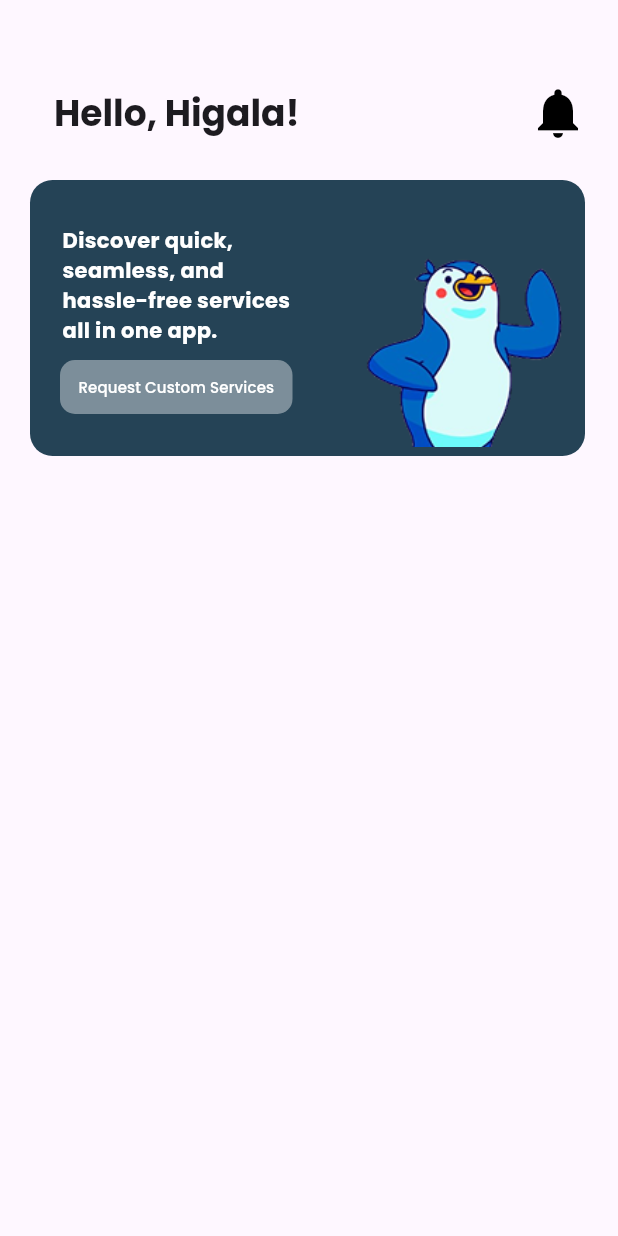
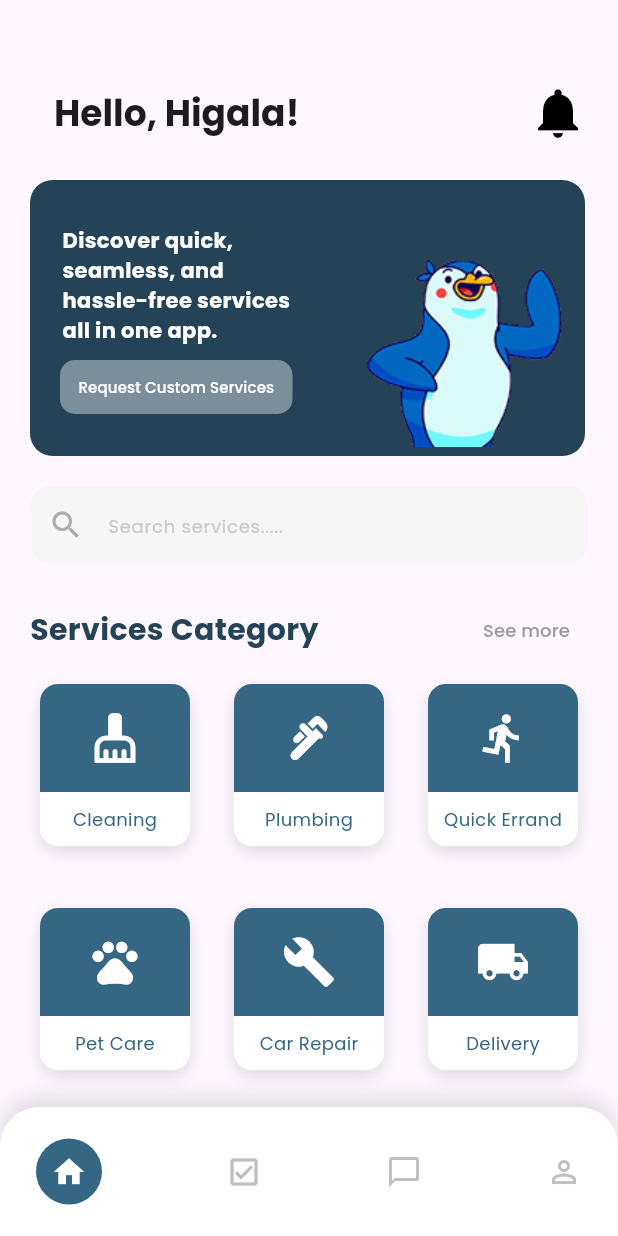
Before and after one commit to Jhayzo16/serbisyo_mobileapp, a Flutter app: the screen it shows after launch, on a phone screen of 412 x 824 dp. Run offline on Flutter 3.47's test engine with Material 3 defaults, Android fonts, the phone set to English and light mode, and no system bars.

Commit message:
initial homepage ui

```diff
--- a/lib/pages/home_page.dart
+++ b/lib/pages/home_page.dart
@@ -1,5 +1,7 @@
 import 'package:flutter/material.dart';
 import 'package:serbisyo_mobileapp/widgets/homepagewidg/home_widget.dart';
+import 'package:serbisyo_mobileapp/widgets/homepagewidg/home_widget_category.dart';
+import 'package:serbisyo_mobileapp/widgets/homepagewidg/home_widget_search.dart';
 
 class HomePage extends StatelessWidget {
   const HomePage({super.key});
@@ -9,9 +11,46 @@ class HomePage extends StatelessWidget {
     return Scaffold(
       appBar: appBar(),
       body: Column(
+        crossAxisAlignment: CrossAxisAlignment.start,
         children: [
           HomeWidget(),
+          HomeWidgetSearch(),
+          HomeWidgetCategory()
         ],
+      ),
+      bottomNavigationBar: Container(
+        height: 86,
+        padding: EdgeInsets.symmetric(horizontal: 24, vertical: 12),
+        decoration: BoxDecoration(
+          color: Colors.white,
+          borderRadius: BorderRadius.vertical(top: Radius.circular(26)),
+          boxShadow: [
+            BoxShadow(color: Colors.black12, blurRadius: 12, offset: Offset(0, -6)),
+          ],
+        ),
+        child: Row(
+          mainAxisAlignment: MainAxisAlignment.spaceBetween,
+          children: [
+            // Home (selected)
+            Container(
+              padding: EdgeInsets.all(10),
+              decoration: BoxDecoration(
+                color: Color(0xff356785),
+                shape: BoxShape.circle,
+              ),
+              child: Icon(Icons.home, color: Colors.white),
+            ),
+
+            // Tasks
+            Icon(Icons.check_box_outlined, color: Color(0xffBFBFBF)),
+
+            // Chat
+            Icon(Icons.chat_bubble_outline, color: Color(0xffBFBFBF)),
+
+            // Profile
+            Icon(Icons.person_outline, color: Color(0xffBFBFBF)),
+          ],
+        ),
       ),
     );
   }
--- /dev/null
+++ b/lib/widgets/homepagewidg/home_widget_category.dart
@@ -0,0 +1,109 @@
+import 'package:flutter/material.dart';
+
+class HomeWidgetCategory extends StatelessWidget {
+  const HomeWidgetCategory({super.key});
+
+  @override
+  Widget build(BuildContext context) {
+    final categories = [
+      {'label': 'Cleaning', 'icon': Icons.cleaning_services},
+      {'label': 'Plumbing', 'icon': Icons.plumbing},
+      {'label': 'Quick Errand', 'icon': Icons.directions_run},
+      {'label': 'Pet Care', 'icon': Icons.pets},
+      {'label': 'Car Repair', 'icon': Icons.build},
+      {'label': 'Delivery', 'icon': Icons.local_shipping},
+    ];
+
+    Widget buildCategoryItem(String label, IconData icon) {
+      return Column(
+        mainAxisSize: MainAxisSize.min,
+        children: [
+          Container(
+            width: 100,
+            decoration: BoxDecoration(
+              borderRadius: BorderRadius.circular(12),
+              boxShadow: [
+                BoxShadow(
+                  color: Colors.black12,
+                  blurRadius: 8,
+                  offset: Offset(0, 4),
+                ),
+              ],
+            ),
+            child: Column(
+              children: [
+                Container(
+                  height: 72,
+                  decoration: BoxDecoration(
+                    color: const Color(0xff356785),
+                    borderRadius: BorderRadius.vertical(top: Radius.circular(12)),
+                  ),
+                  child: Center(
+                    child: Icon(icon, size: 36, color: Colors.white),
+                  ),
+                ),
+                Container(
+                  height: 36,
+                  decoration: BoxDecoration(
+                    color: Colors.white,
+                    borderRadius: BorderRadius.vertical(bottom: Radius.circular(12)),
+                  ),
+                  child: Center(
+                    child: Text(
+                      label,
+                      style: TextStyle(
+                        fontSize: 12,
+                        color: Color(0xff356785),
+                      ),
+                    ),
+                  ),
+                ),
+              ],
+            ),
+          ),
+        ],
+      );
+    }
+
+    return Container(
+      margin: EdgeInsets.only(left: 20, right: 20, top: 20),
+      child: Column(
+        crossAxisAlignment: CrossAxisAlignment.start,
+        children: [
+          Row(
+            mainAxisAlignment: MainAxisAlignment.spaceBetween,
+            children: [
+              Text(
+                'Services Category',
+                style: TextStyle(
+                  fontSize: 20,
+                  fontWeight: FontWeight.bold,
+                  color: Color(0xff254356),
+                ),
+              ),
+              TextButton(
+                onPressed: () {},
+                child: Text(
+                  'See more',
+                  style: TextStyle(color: Color(0xff9B9B9B), fontSize: 12),
+                ),
+              )
+            ],
+          ),
+          SizedBox(height: 12),
+          GridView.count(
+            shrinkWrap: true,
+            physics: NeverScrollableScrollPhysics(),
+            crossAxisCount: 3,
+            mainAxisSpacing: 16,
+            crossAxisSpacing: 16,
+            childAspectRatio: 0.85,
+            children: categories
+                .map((c) => buildCategoryItem(c['label'] as String, c['icon'] as IconData))
+                .toList(),
+          )
+        ],
+      ),
+    );
+  }
+}
--- /dev/null
+++ b/lib/widgets/homepagewidg/home_widget_search.dart
@@ -0,0 +1,37 @@
+import 'package:flutter/material.dart';
+
+class HomeWidgetSearch extends StatelessWidget {
+  const HomeWidgetSearch({super.key});
+
+  @override
+  Widget build(BuildContext context) {
+    return Container(
+      height: 52,
+      margin: EdgeInsets.only(left: 20, right: 20, top: 20),
+      child: TextField(
+        decoration: InputDecoration(
+          filled: true,
+          fillColor:  Color(0xFFF6F6F6),
+          prefixIcon:  Icon(
+            Icons.search,
+            color: Color(0xFFADACAD),
+          ),
+          hintText: 'Search services.....',
+          hintStyle: const TextStyle(
+            color: Color(0xFFCACACA),
+            fontSize: 12,
+          ),
+          contentPadding:  EdgeInsets.symmetric(vertical: 14),
+          enabledBorder: OutlineInputBorder(
+            borderRadius: BorderRadius.circular(14),
+            borderSide: BorderSide.none,
+          ),
+          focusedBorder: OutlineInputBorder(
+            borderRadius: BorderRadius.circular(14),
+            borderSide: BorderSide.none,
+          ),
+        ),
+      ),
+    );
+  }
+}
```
